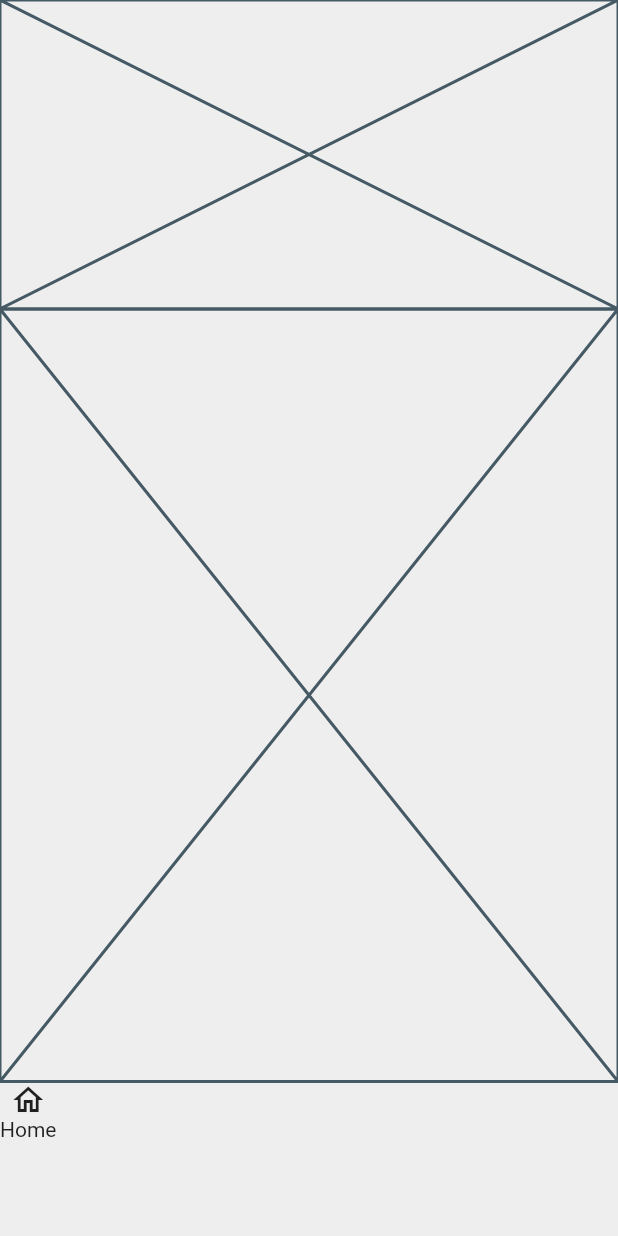
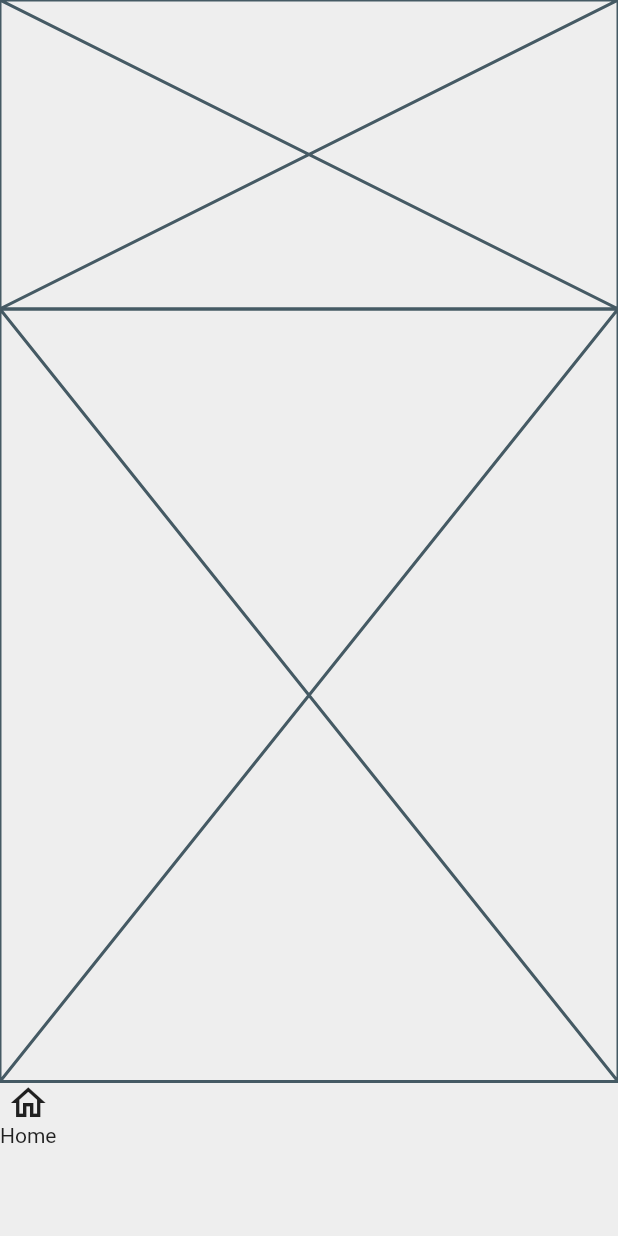
Before and after one commit to JAICHANGPARK/flutter_notebook_11th_story, a Flutter app: the screen it shows after launch, on a phone screen of 412 x 824 dp. Run offline on Flutter 3.47's test engine with Material 2 defaults, Android fonts, the phone set to English and light mode, and no system bars; our stand-ins replace backdrop, badges, flutter_inner_drawer, flutter_slidable, flutter_swiper, google_fonts.

Commit message:
Update food_home_page.dart

```diff
--- a/lib/ep744_food_app/ui/food_home_page.dart
+++ b/lib/ep744_food_app/ui/food_home_page.dart
@@ -29,7 +29,7 @@ class _FoodHomePageState extends State<FoodHomePage> {
                     children: [
                       Column(
                         children: [
-                          Icon(Icons.home_outlined),
+                          Icon(Icons.home_outlined, size: 28,),
                           Text("Home")
                         ],
                       )
```
